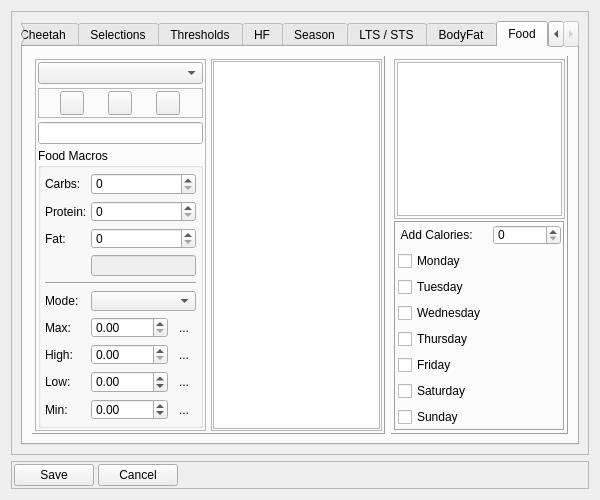
Above: dialog_settings.ui from Tria-Andy/WorkoutEditor before the change. Below: the same form after it.
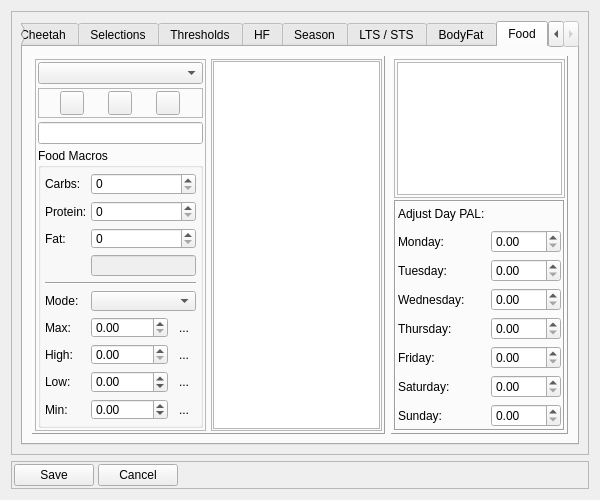
That is the form after the change. The open tabs and pages were chosen to show the change. Icons and pictures are not drawn.

What changed in the file:
```diff
--- a/dialog_settings.ui
+++ b/dialog_settings.ui
@@ -2578,69 +2578,147 @@
                    </size>
                   </property>
                   <property name="text">
-                   <string> Add Calories:</string>
+                   <string>Adjust Day PAL:</string>
                   </property>
                  </widget>
                 </item>
-                <item row="0" column="1">
-                 <widget class="QSpinBox" name="spinBox_addWork">
-                  <property name="minimumSize">
-                   <size>
-                    <width>0</width>
-                    <height>20</height>
-                   </size>
+                <item row="1" column="1">
+                 <widget class="QDoubleSpinBox" name="doubleSpinBox_PAL_0">
+                  <property name="enabled">
+                   <bool>true</bool>
                   </property>
                   <property name="maximum">
-                   <number>999</number>
+                   <double>5.000000000000000</double>
+                  </property>
+                  <property name="singleStep">
+                   <double>0.050000000000000</double>
+                  </property>
+                 </widget>
+                </item>
+                <item row="2" column="1">
+                 <widget class="QDoubleSpinBox" name="doubleSpinBox_PAL_1">
+                  <property name="enabled">
+                   <bool>true</bool>
+                  </property>
+                  <property name="maximum">
+                   <double>5.500000000000000</double>
+                  </property>
+                  <property name="singleStep">
+                   <double>0.050000000000000</double>
+                  </property>
+                 </widget>
+                </item>
+                <item row="3" column="1">
+                 <widget class="QDoubleSpinBox" name="doubleSpinBox_PAL_2">
+                  <property name="enabled">
+                   <bool>true</bool>
+                  </property>
+                  <property name="maximum">
+                   <double>5.000000000000000</double>
+                  </property>
+                  <property name="singleStep">
+                   <double>0.050000000000000</double>
+                  </property>
+                 </widget>
+                </item>
+                <item row="4" column="1">
+                 <widget class="QDoubleSpinBox" name="doubleSpinBox_PAL_3">
+                  <property name="enabled">
+                   <bool>true</bool>
+                  </property>
+                  <property name="maximum">
+                   <double>5.000000000000000</double>
+                  </property>
+                  <property name="singleStep">
+                   <double>0.050000000000000</double>
+                  </property>
+                 </widget>
+                </item>
+                <item row="5" column="1">
+                 <widget class="QDoubleSpinBox" name="doubleSpinBox_PAL_4">
+                  <property name="enabled">
+                   <bool>true</bool>
+                  </property>
+                  <property name="maximum">
+                   <double>5.000000000000000</double>
+                  </property>
+                  <property name="singleStep">
+                   <double>0.050000000000000</double>
+                  </property>
+                 </widget>
+                </item>
+                <item row="6" column="1">
+                 <widget class="QDoubleSpinBox" name="doubleSpinBox_PAL_5">
+                  <property name="enabled">
+                   <bool>true</bool>
+                  </property>
+                  <property name="maximum">
+                   <double>5.000000000000000</double>
+                  </property>
+                  <property name="singleStep">
+                   <double>0.050000000000000</double>
+                  </property>
+                 </widget>
+                </item>
+                <item row="7" column="1">
+                 <widget class="QDoubleSpinBox" name="doubleSpinBox_PAL_6">
+                  <property name="enabled">
+                   <bool>true</bool>
+                  </property>
+                  <property name="maximum">
+                   <double>5.000000000000000</double>
+                  </property>
+                  <property name="singleStep">
+                   <double>0.050000000000000</double>
                   </property>
                  </widget>
                 </item>
                 <item row="1" column="0">
-                 <widget class="QCheckBox" name="checkBox_Work_0">
+                 <widget class="QLabel" name="label_67">
                   <property name="text">
-                   <string>Monday</string>
+                   <string>Monday:</string>
                   </property>
                  </widget>
                 </item>
                 <item row="2" column="0">
-                 <widget class="QCheckBox" name="checkBox_Work_1">
+                 <widget class="QLabel" name="label_68">
                   <property name="text">
-                   <string>Tuesday</string>
+                   <string>Tuesday:</string>
                   </property>
                  </widget>
                 </item>
                 <item row="3" column="0">
-                 <widget class="QCheckBox" name="checkBox_Work_2">
+                 <widget class="QLabel" name="label_69">
                   <property name="text">
-                   <string>Wednesday</string>
+                   <string>Wednesday:</string>
                   </property>
                  </widget>
                 </item>
                 <item row="4" column="0">
-                 <widget class="QCheckBox" name="checkBox_Work_3">
+                 <widget class="QLabel" name="label_70">
                   <property name="text">
-                   <string>Thursday</string>
+                   <string>Thursday:</string>
                   </property>
                  </widget>
                 </item>
                 <item row="5" column="0">
-                 <widget class="QCheckBox" name="checkBox_Work_4">
+                 <widget class="QLabel" name="label_71">
                   <property name="text">
-                   <string>Friday</string>
+                   <string>Friday:</string>
                   </property>
                  </widget>
                 </item>
                 <item row="6" column="0">
-                 <widget class="QCheckBox" name="checkBox_Work_5">
+                 <widget class="QLabel" name="label_72">
                   <property name="text">
-                   <string>Saturday</string>
+                   <string>Saturday:</string>
                   </property>
                  </widget>
                 </item>
                 <item row="7" column="0">
-                 <widget class="QCheckBox" name="checkBox_Work_6">
+                 <widget class="QLabel" name="label_73">
                   <property name="text">
-                   <string>Sunday</string>
+                   <string>Sunday:</string>
                   </property>
                  </widget>
                 </item>
```
Left out of the diff: 9 changed lines with no effect on the pictures.
